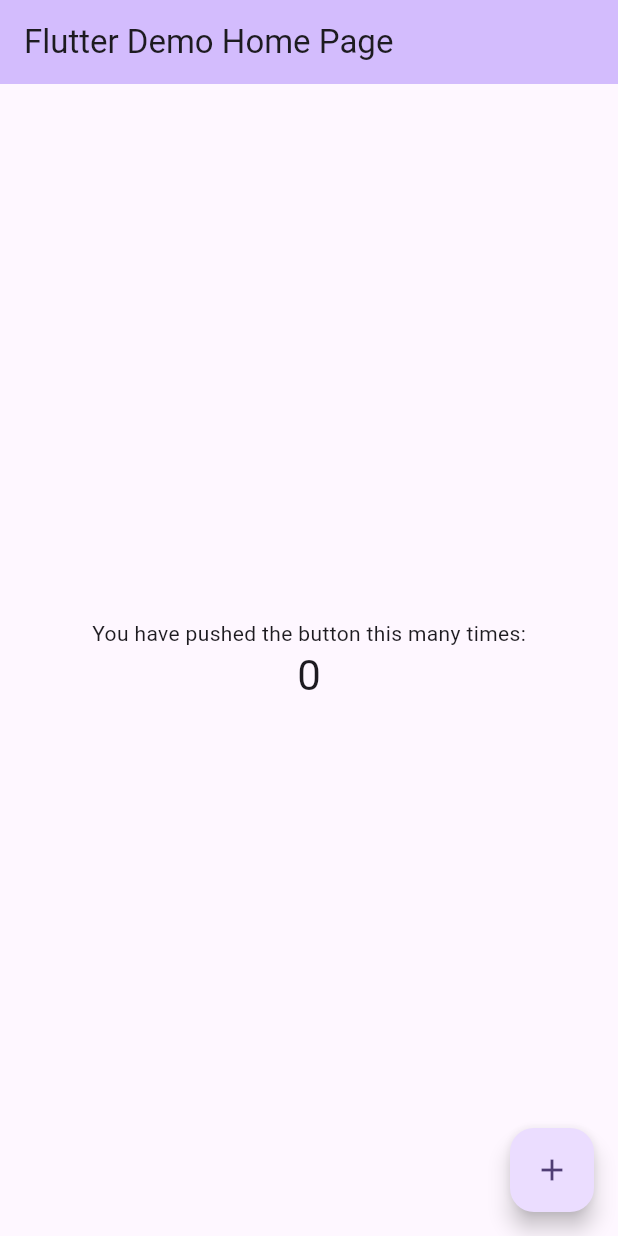
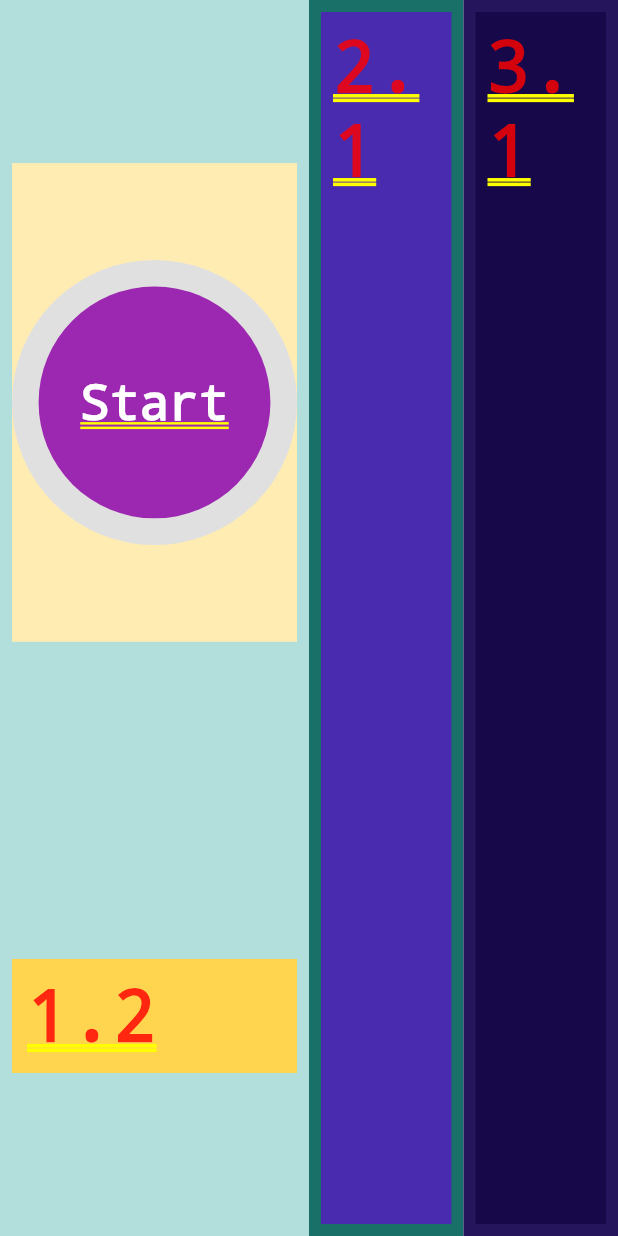
Before and after one commit to ShadowCatLul/all-in-1-tracker, a Flutter app: the screen it shows after launch, on a phone screen of 412 x 824 dp. Run offline on Flutter 3.47's test engine with Material 3 defaults, Android fonts, the phone set to English and light mode, and no system bars; drawn by our look-alikes of circular_countdown_timer.

Commit message:
feature/timer: стартовые попытки в таймер

```diff
--- a/lib/main.dart
+++ b/lib/main.dart
@@ -1,125 +1,120 @@
 import 'package:flutter/material.dart';
+import 'package:flutter_application_1/timer.dart';
+
 
 void main() {
-  runApp(const MyApp());
+  runApp(const AllApp());
+
 }
 
-class MyApp extends StatelessWidget {
-  const MyApp({super.key});
 
-  // This widget is the root of your application.
+class AllApp extends StatelessWidget {
+  const AllApp({Key? key}): super(key: key);
+
   @override
   Widget build(BuildContext context) {
-    return MaterialApp(
-      title: 'Flutter Demo',
-      theme: ThemeData(
-        // This is the theme of your application.
-        //
-        // TRY THIS: Try running your application with "flutter run". You'll see
-        // the application has a purple toolbar. Then, without quitting the app,
-        // try changing the seedColor in the colorScheme below to Colors.green
-        // and then invoke "hot reload" (save your changes or press the "hot
-        // reload" button in a Flutter-supported IDE, or press "r" if you used
-        // the command line to start the app).
-        //
-        // Notice that the counter didn't reset back to zero; the application
-        // state is not lost during the reload. To reset the state, use hot
-        // restart instead.
-        //
-        // This works for code too, not just values: Most code changes can be
-        // tested with just a hot reload.
-        colorScheme: ColorScheme.fromSeed(seedColor: Colors.deepPurple),
-        useMaterial3: true,
-      ),
-      home: const MyHomePage(title: 'Flutter Demo Home Page'),
+    const widgetTitle = 'timer';
+    // TODO: implement build
+   return const MaterialApp(
+    home: Grid()
    );
   }
 }
 
-class MyHomePage extends StatefulWidget {
-  const MyHomePage({super.key, required this.title});
-
-  // This widget is the home page of your application. It is stateful, meaning
-  // that it has a State object (defined below) that contains fields that affect
-  // how it looks.
-
-  // This class is the configuration for the state. It holds the values (in this
-  // case the title) provided by the parent (in this case the App widget) and
-  // used by the build method of the State. Fields in a Widget subclass are
-  // always marked "final".
-
-  final String title;
-
-  @override
-  State<MyHomePage> createState() => _MyHomePageState();
-}
-
-class _MyHomePageState extends State<MyHomePage> {
-  int _counter = 0;
-
-  void _incrementCounter() {
-    setState(() {
-      // This call to setState tells the Flutter framework that something has
-      // changed in this State, which causes it to rerun the build method below
-      // so that the display can reflect the updated values. If we changed
-      // _counter without calling setState(), then the build method would not be
-      // called again, and so nothing would appear to happen.
-      _counter++;
+class Grid extends StatelessWidget {
+  const Grid({
+    super.key,
   });
-  }
 
  @override
   Widget build(BuildContext context) {
-    // This method is rerun every time setState is called, for instance as done
-    // by the _incrementCounter method above.
+ {
+    return Row(
+  crossAxisAlignment: CrossAxisAlignment.stretch,
+  mainAxisAlignment: MainAxisAlignment.spaceEvenly,
+  children: <Widget>[
+  Flexible(flex: 2, child:
+  Expanded(
     //
-    // The Flutter framework has been optimized to make rerunning build methods
-    // fast, so that you can just rebuild anything that needs updating rather
-    // than having to individually change instances of widgets.
-    return Scaffold(
-      appBar: AppBar(
-        // TRY THIS: Try changing the color here to a specific color (to
-        // Colors.amber, perhaps?) and trigger a hot reload to see the AppBar
-        // change color while the other colors stay the same.
-        backgroundColor: Theme.of(context).colorScheme.inversePrimary,
-        // Here we take the value from the MyHomePage object that was created by
-        // the App.build method, and use it to set our appbar title.
-        title: Text(widget.title),
+    child: Container(
+
+      padding: const EdgeInsets.all(8),
+      color: Colors.teal[100],
+      child: column_1(),
     ),
-      body: Center(
-        // Center is a layout widget. It takes a single child and positions it
-        // in the middle of the parent.
-        child: Column(
-          // Column is also a layout widget. It takes a list of children and
-          // arranges them vertically. By default, it sizes itself to fit its
-          // children horizontally, and tries to be as tall as its parent.
-          //
-          // Column has various properties to control how it sizes itself and
-          // how it positions its children. Here we use mainAxisAlignment to
-          // center the children vertically; the main axis here is the vertical
-          // axis because Columns are vertical (the cross axis would be
-          // horizontal).
-          //
-          // TRY THIS: Invoke "debug painting" (choose the "Toggle Debug Paint"
-          // action in the IDE, or press "p" in the console), to see the
-          // wireframe for each widget.
-          mainAxisAlignment: MainAxisAlignment.center,
-          children: <Widget>[
-            const Text(
-              'You have pushed the button this many times:',
   ),
-            Text(
-              '$_counter',
-              style: Theme.of(context).textTheme.headlineMedium,
+  ),
+
+  Flexible(flex:1, child:
+  Expanded(
+
+   child: Container(
+    padding: const EdgeInsets.all(8),
+    color: const Color.fromARGB(255, 24, 112, 105),
+    child:  Container(
+      padding: const EdgeInsets.all(8),
+          color: const Color.fromARGB(255, 72, 43, 175),
+          child: const Text("2.1"),
+
+    )
+  ),
+  ),
+  ),
+
+
+  Flexible(flex:1 , child:
+
+      Expanded(
+        child: Container(
+          padding: const EdgeInsets.all(8),
+          color: const Color.fromARGB(255, 36, 21, 92),
+          child: Container(
+      padding: const EdgeInsets.all(8),
+          color: const Color.fromARGB(255, 23, 9, 73),
+          child: const Text("3.1"),
+    ),
+        ),
+      ),
+  ),
+    ]
+  );
+  }
+
+ }
+}
+
+class column_1 extends StatelessWidget {
+  const column_1({
+    super.key,
+  });
+
+  @override
+  Widget build(BuildContext context) {
+    return  Column(
+      mainAxisAlignment: MainAxisAlignment.spaceEvenly,
+      crossAxisAlignment: CrossAxisAlignment.stretch,
+
+      children: [
+        Flexible(flex: 2, child:
+        Expanded(child:Container(
+          color: Colors.amber[100],
+          child: Timer(),
+          padding: EdgeInsets.all(10.0),
+
+        )
+
+        ),),
+        SizedBox(height: 10),
+
+        Flexible(flex: 3, child:
+        Expanded(child: Container(
+          color: Colors.amber[300],
+          child: const Text("1.2"),
+          padding: EdgeInsets.all(10.0),
+                )
+        ),
         ),
       ],
-        ),
-      ),
-      floatingActionButton: FloatingActionButton(
-        onPressed: _incrementCounter,
-        tooltip: 'Increment',
-        child: const Icon(Icons.add),
-      ), // This trailing comma makes auto-formatting nicer for build methods.
     );
   }
 }
--- /dev/null
+++ b/lib/timer.dart
@@ -0,0 +1,54 @@
+import 'package:flutter/material.dart';
+import 'package:circular_countdown_timer/circular_countdown_timer.dart';
+
+
+class Timer extends StatelessWidget {
+  const Timer({
+    super.key,
+  });
+
+ @override
+  Widget build(BuildContext context) {
+
+return CircularCountDownTimer(
+     duration: 10,
+     initialDuration: 0,
+     controller: CountDownController(),
+     width: MediaQuery.of(context).size.width / 2,
+     height: MediaQuery.of(context).size.height / 2,
+     ringColor: Colors.grey[300]!,
+     ringGradient: null,
+     fillColor: Colors.purpleAccent[100]!,
+     fillGradient: null,
+     backgroundColor: Colors.purple[500],
+     backgroundGradient: null,
+     strokeWidth: 20.0,
+     strokeCap: StrokeCap.round,
+     textStyle: TextStyle(
+         fontSize: 33.0, color: Colors.white, fontWeight: FontWeight.bold),
+     textAlign: TextAlign.center,
+     textFormat: CountdownTextFormat.S,
+     isReverse: false,
+     isReverseAnimation: false,
+     isTimerTextShown: true,
+     autoStart: false,
+     onStart: () {
+        debugPrint('Countdown Started');
+     },
+     onComplete: () {
+        debugPrint('Countdown Ended');
+     },
+     onChange: (String timeStamp) {
+        debugPrint('Countdown Changed $timeStamp');
+     },
+     timeFormatterFunction: (defaultFormatterFunction, duration) {
+        if (duration.inSeconds == 0) {
+           return "Start";
+        } else {
+           return Function.apply(defaultFormatterFunction, [duration]);
+        }
+     },
+ );
+
+  }
+}
--- a/pubspec.yaml
+++ b/pubspec.yaml
@@ -30,7 +30,7 @@ environment:
 dependencies:
   flutter:
     sdk: flutter
-
+  circular_countdown_timer: ^0.2.4
 
   # The following adds the Cupertino Icons font to your application.
   # Use with the CupertinoIcons class for iOS style icons.
@@ -39,6 +39,7 @@ dependencies:
 dev_dependencies:
   flutter_test:
     sdk: flutter
+
 
   # The "flutter_lints" package below contains a set of recommended lints to
   # encourage good coding practices. The lint set provided by the package is
```
Also changed, not shown: pubspec.lock. Lines whose indentation alone changed are shown as unchanged.
